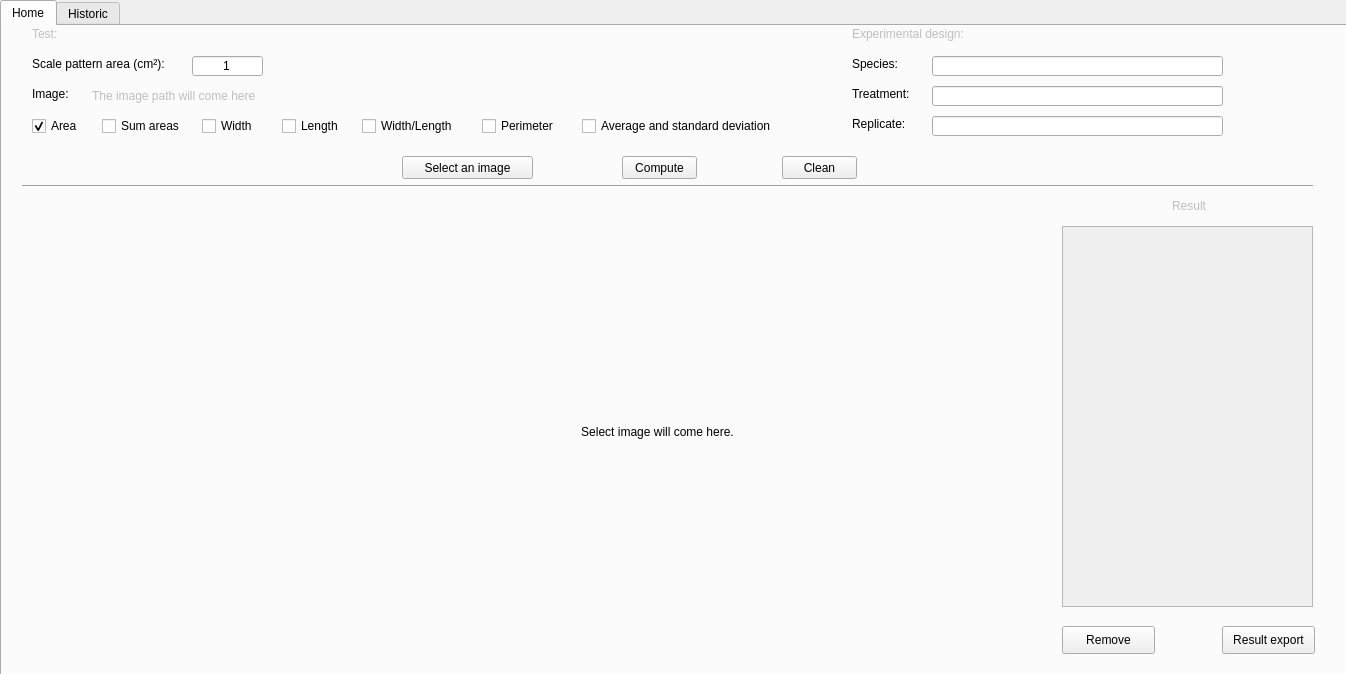
This is mainwindow.ui in KarlaFlorentino/LIMA-desktop as Qt 5 draws it before an edit. The edited form follows.
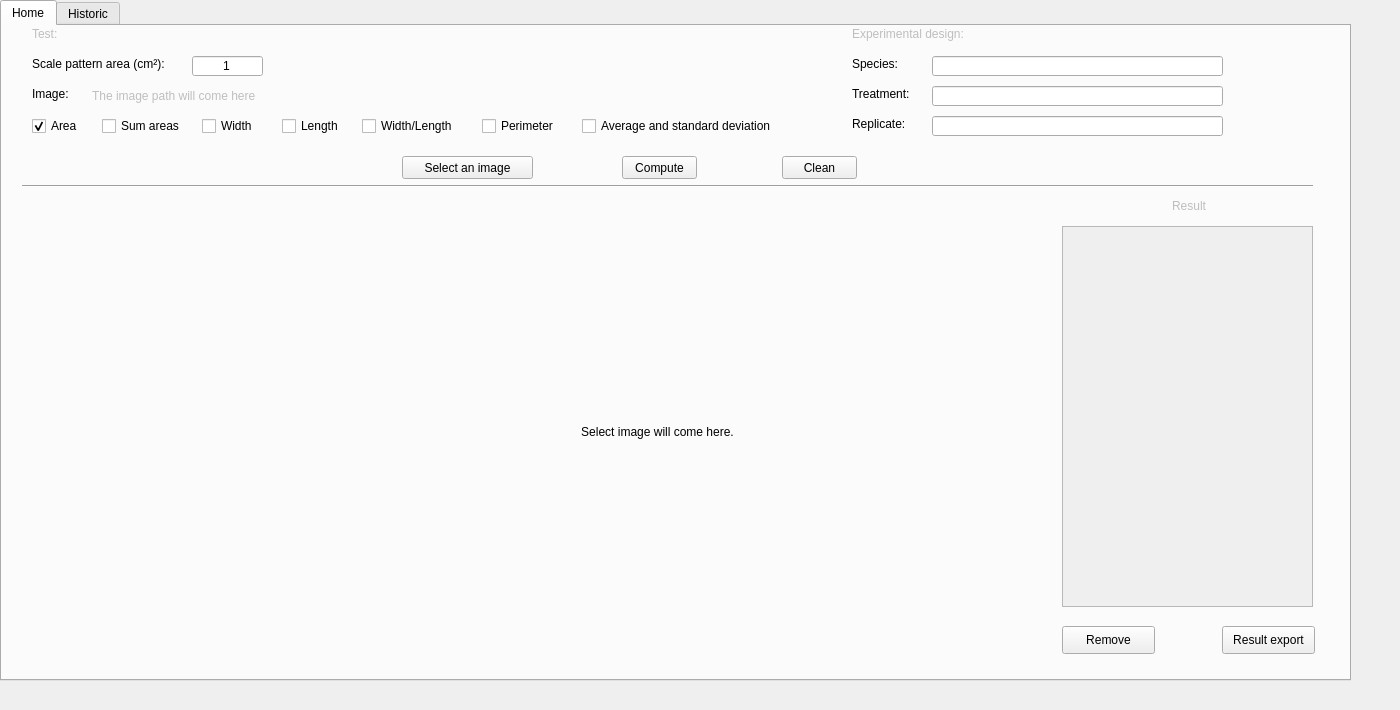
This is the edited form.

Patch:
```diff
--- a/mainwindow.ui
+++ b/mainwindow.ui
@@ -6,11 +6,11 @@
    <rect>
     <x>0</x>
     <y>0</y>
-    <width>1346</width>
-    <height>674</height>
+    <width>1400</width>
+    <height>710</height>
    </rect>
   </property>
-  <property name="maximumSize">
+  <property name="minimumSize">
    <size>
     <width>1400</width>
     <height>710</height>
```
